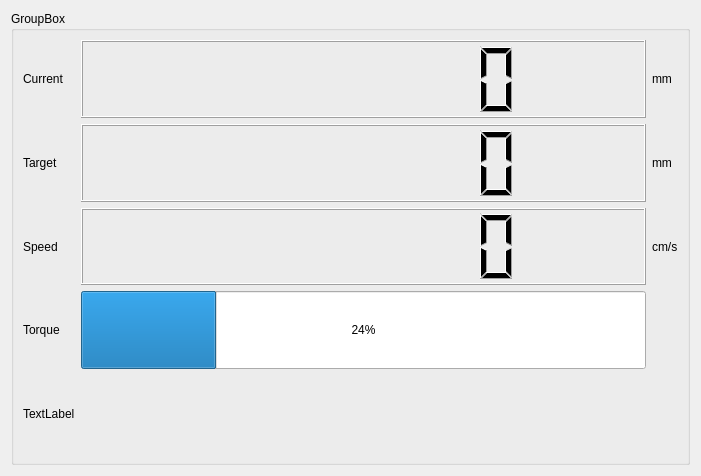
piotrpodlaski/rimokun, file GUI/forms/motorstats.ui: the form before one commit.
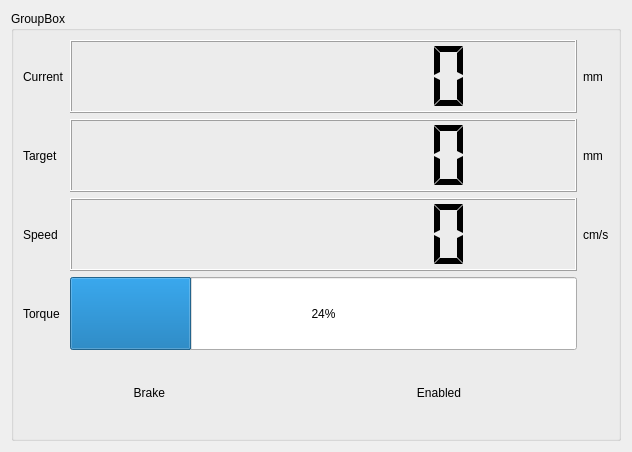
The form after the commit. Custom widgets are drawn as their Qt base class.

Patch:
```diff
--- a/GUI/forms/motorstats.ui
+++ b/GUI/forms/motorstats.ui
@@ -6,8 +6,8 @@
    <rect>
     <x>0</x>
     <y>0</y>
-    <width>701</width>
-    <height>476</height>
+    <width>632</width>
+    <height>452</height>
    </rect>
   </property>
   <property name="windowTitle">
@@ -38,7 +38,7 @@
          <number>8</number>
         </property>
         <property name="segmentStyle">
-         <enum>QLCDNumber::Filled</enum>
+         <enum>QLCDNumber::Flat</enum>
         </property>
        </widget>
       </item>
@@ -63,6 +63,9 @@
         <property name="digitCount">
          <number>8</number>
         </property>
+        <property name="segmentStyle">
+         <enum>QLCDNumber::Flat</enum>
+        </property>
        </widget>
       </item>
       <item row="2" column="0">
@@ -124,6 +127,9 @@
         <property name="digitCount">
          <number>8</number>
         </property>
+        <property name="segmentStyle">
+         <enum>QLCDNumber::Flat</enum>
+        </property>
        </widget>
       </item>
       <item row="1" column="2">
@@ -140,15 +146,35 @@
         </property>
        </widget>
       </item>
-      <item row="4" column="0">
-       <widget class="QLabel" name="label_4">
-        <property name="text">
-         <string>TextLabel</string>
-        </property>
-       </widget>
-      </item>
-      <item row="4" column="1">
-       <widget class="LedIndicator" name="widget" native="true"/>
+      <item row="4" column="0" colspan="3">
+       <layout class="QHBoxLayout" name="horizontalLayout">
+        <item>
+         <widget class="QLabel" name="label_4">
+          <property name="text">
+           <string>Brake</string>
+          </property>
+          <property name="alignment">
+           <set>Qt::AlignRight|Qt::AlignTrailing|Qt::AlignVCenter</set>
+          </property>
+         </widget>
+        </item>
+        <item>
+         <widget class="LedIndicator" name="brakeLED" native="true"/>
+        </item>
+        <item>
+         <widget class="QLabel" name="label_9">
+          <property name="text">
+           <string>Enabled</string>
+          </property>
+          <property name="alignment">
+           <set>Qt::AlignRight|Qt::AlignTrailing|Qt::AlignVCenter</set>
+          </property>
+         </widget>
+        </item>
+        <item>
+         <widget class="LedIndicator" name="enaLED" native="true"/>
+        </item>
+       </layout>
       </item>
      </layout>
     </widget>
```
